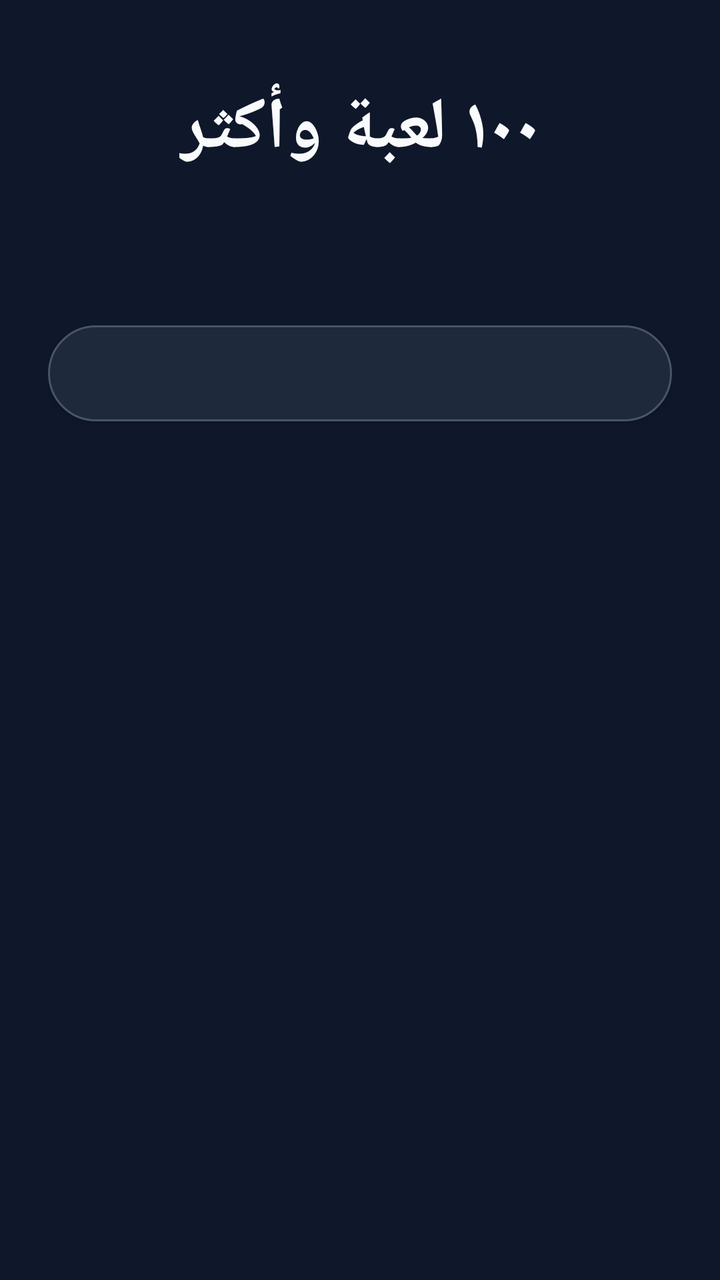
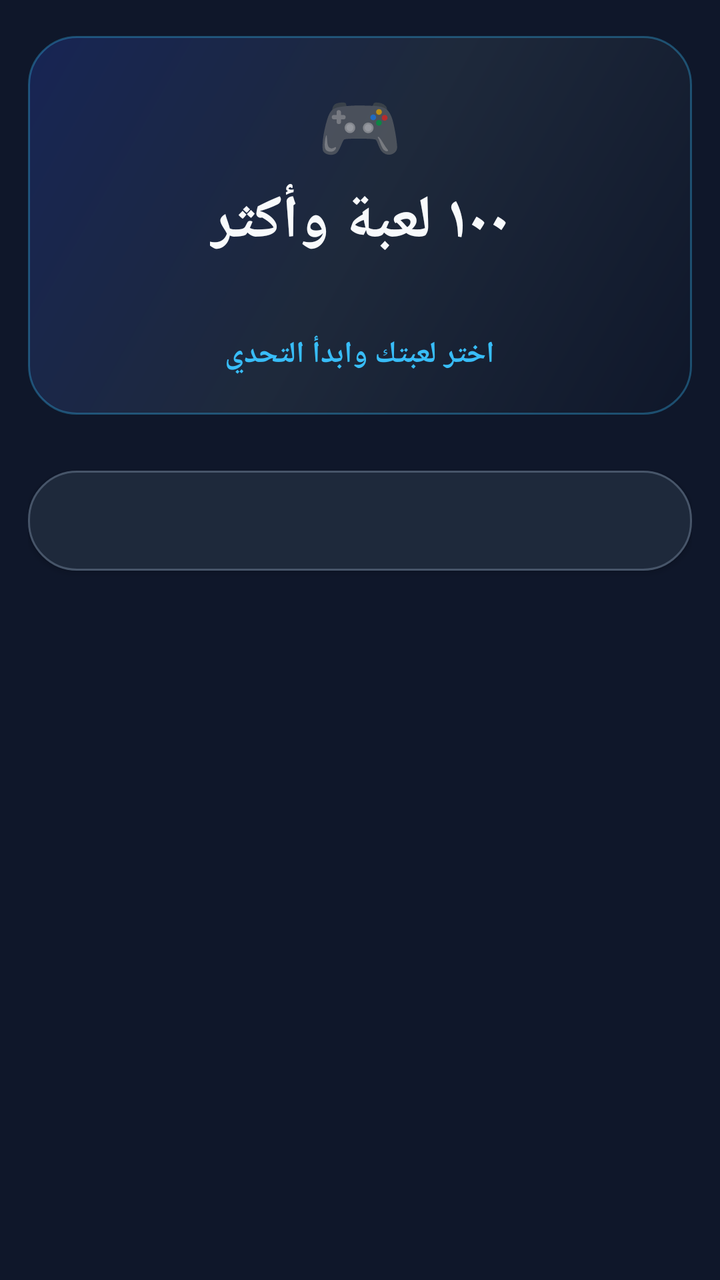

An Android layout rendered at two revisions. The XML below is the earlier revision; the diff shows what the commit changed to produce the second picture.
<!-- AndroidManifest.xml: application theme AppTheme -->
<!-- res/layout/activity_menu.xml -->
<?xml version="1.0" encoding="utf-8"?>
<ScrollView xmlns:android="http://schemas.android.com/apk/res/android"
    android:layout_width="match_parent"
    android:layout_height="match_parent"
    android:background="@color/bg"
    android:fillViewport="true">

    <LinearLayout
        android:layout_width="match_parent"
        android:layout_height="wrap_content"
        android:gravity="center_horizontal"
        android:orientation="vertical"
        android:padding="24dp">

        <TextView
            android:layout_width="wrap_content"
            android:layout_height="wrap_content"
            android:layout_marginTop="16dp"
            android:text="١٠٠ لعبة وأكثر"
            android:textColor="@color/text_main"
            android:textSize="36sp"
            android:textStyle="bold" />

        <TextView
            android:id="@+id/menuCount"
            android:layout_width="wrap_content"
            android:layout_height="wrap_content"
            android:layout_marginTop="4dp"
            android:layout_marginBottom="20dp"
            android:textColor="@color/text_dim"
            android:textSize="16sp" />

        <LinearLayout
            android:id="@+id/gamesList"
            android:layout_width="match_parent"
            android:layout_height="wrap_content"
            android:orientation="vertical" />

        <Button
            android:id="@+id/menuSound"
            android:layout_width="match_parent"
            android:layout_height="48dp"
            android:layout_marginTop="28dp"
            android:background="@drawable/bg_button_dim"
            android:textColor="@color/text_dim" />

    </LinearLayout>
</ScrollView>
<!-- resources referenced by this layout -->
<resources>
  <color name="bg">#0F172A</color>
  <color name="text_dim">#94A3B8</color>
  <color name="text_main">#F8FAFC</color>
  <!-- drawable bg_button_dim (drawable) -->
  <?xml version="1.0" encoding="utf-8"?>
  <shape xmlns:android="http://schemas.android.com/apk/res/android" android:shape="rectangle">
      <solid android:color="@color/panel" />
      <corners android:radius="24dp" />
      <stroke android:width="1dp" android:color="#475569" />
  </shape>
  <style name="AppTheme" parent="Theme.AppCompat.NoActionBar">
          <item name="android:windowBackground">@color/bg</item>
          <item name="android:statusBarColor">@color/bg</item>
          <item name="android:navigationBarColor">@color/bg</item>
      </style>
  <color name="panel">#1E293B</color>
</resources>

<!-- the commit's change to res/layout/activity_menu.xml (unified diff, before → after) -->
@@ -3,46 +3,78 @@
     android:layout_width="match_parent"
     android:layout_height="match_parent"
     android:background="@color/bg"
-    android:fillViewport="true">
+    android:clipToPadding="false"
+    android:fillViewport="true"
+    android:overScrollMode="never">
 
     <LinearLayout
         android:layout_width="match_parent"
         android:layout_height="wrap_content"
-        android:gravity="center_horizontal"
         android:orientation="vertical"
-        android:padding="24dp">
+        android:paddingStart="14dp"
+        android:paddingTop="18dp"
+        android:paddingEnd="14dp"
+        android:paddingBottom="22dp">
 
-        <TextView
-            android:layout_width="wrap_content"
+        <LinearLayout
+            android:layout_width="match_parent"
             android:layout_height="wrap_content"
-            android:layout_marginTop="16dp"
-            android:text="١٠٠ لعبة وأكثر"
-            android:textColor="@color/text_main"
-            android:textSize="36sp"
-            android:textStyle="bold" />
+            android:orientation="vertical"
+            android:gravity="center"
+            android:background="@drawable/bg_menu_header"
+            android:paddingStart="12dp"
+            android:paddingTop="22dp"
+            android:paddingEnd="12dp"
+            android:paddingBottom="20dp">
 
-        <TextView
-            android:id="@+id/menuCount"
-            android:layout_width="wrap_content"
-            android:layout_height="wrap_content"
-            android:layout_marginTop="4dp"
-            android:layout_marginBottom="20dp"
-            android:textColor="@color/text_dim"
-            android:textSize="16sp" />
+            <TextView
+                android:layout_width="wrap_content"
+                android:layout_height="wrap_content"
+                android:text="🎮"
+                android:textSize="34sp" />
+
+            <TextView
+                android:layout_width="wrap_content"
+                android:layout_height="wrap_content"
+                android:layout_marginTop="5dp"
+                android:text="١٠٠ لعبة وأكثر"
+                android:textColor="@color/text_main"
+                android:textSize="30sp"
+                android:textStyle="bold" />
+
+            <TextView
+                android:id="@+id/menuCount"
+                android:layout_width="wrap_content"
+                android:layout_height="wrap_content"
+                android:layout_marginTop="5dp"
+                android:textColor="@color/text_dim"
+                android:textSize="14sp" />
+
+            <TextView
+                android:layout_width="wrap_content"
+                android:layout_height="wrap_content"
+                android:layout_marginTop="12dp"
+                android:text="اختر لعبتك وابدأ التحدي"
+                android:textColor="@color/x_color"
+                android:textSize="15sp"
+                android:textStyle="bold" />
+        </LinearLayout>
 
         <LinearLayout
             android:id="@+id/gamesList"
             android:layout_width="match_parent"
             android:layout_height="wrap_content"
+            android:layout_marginTop="16dp"
             android:orientation="vertical" />
 
         <Button
             android:id="@+id/menuSound"
             android:layout_width="match_parent"
-            android:layout_height="48dp"
-            android:layout_marginTop="28dp"
+            android:layout_height="50dp"
+            android:layout_marginTop="12dp"
             android:background="@drawable/bg_button_dim"
-            android:textColor="@color/text_dim" />
+            android:textColor="@color/text_dim"
+            android:textSize="14sp" />
 
     </LinearLayout>
 </ScrollView>
<!-- resource entries referenced after the edit -->
@@ -3,12 +3,24 @@
   <color name="bg">#0F172A</color>
   <color name="text_dim">#94A3B8</color>
   <color name="text_main">#F8FAFC</color>
+  <color name="x_color">#38BDF8</color>
   <!-- drawable bg_button_dim (drawable) -->
   <?xml version="1.0" encoding="utf-8"?>
   <shape xmlns:android="http://schemas.android.com/apk/res/android" android:shape="rectangle">
       <solid android:color="@color/panel" />
       <corners android:radius="24dp" />
       <stroke android:width="1dp" android:color="#475569" />
+  </shape>
+  <!-- drawable bg_menu_header (drawable) -->
+  <?xml version="1.0" encoding="utf-8"?>
+  <shape xmlns:android="http://schemas.android.com/apk/res/android" android:shape="rectangle">
+      <corners android:radius="24dp" />
+      <gradient
+          android:angle="315"
+          android:startColor="#172554"
+          android:centerColor="#1E293B"
+          android:endColor="#0F172A" />
+      <stroke android:width="1dp" android:color="#5538BDF8" />
   </shape>
   <style name="AppTheme" parent="Theme.AppCompat.NoActionBar">
           <item name="android:windowBackground">@color/bg</item>
